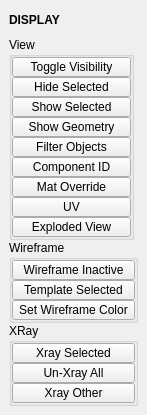
Old version of the form tentacle/ui/display.ui in the repository m3trik/tentacle.
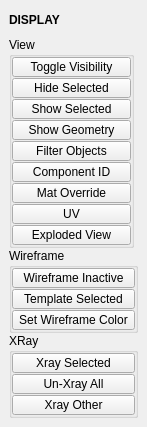
New version of the form. Custom widgets are drawn as their Qt base class.

Patch:
```diff
--- a/tentacle/ui/display.ui
+++ b/tentacle/ui/display.ui
@@ -88,7 +88,7 @@
         </property>
         <layout class="QVBoxLayout" name="verticalLayout_3">
          <property name="spacing">
-          <number>0</number>
+          <number>1</number>
          </property>
          <property name="leftMargin">
           <number>0</number>
@@ -258,9 +258,6 @@
            <property name="text">
             <string>UV</string>
            </property>
-           <property name="checkable">
-            <bool>true</bool>
-           </property>
           </widget>
          </item>
          <item>
@@ -298,7 +295,7 @@
         </property>
         <layout class="QVBoxLayout" name="verticalLayout_6">
          <property name="spacing">
-          <number>0</number>
+          <number>1</number>
          </property>
          <property name="leftMargin">
           <number>0</number>
@@ -385,7 +382,7 @@
         </property>
         <layout class="QVBoxLayout" name="verticalLayout_5">
          <property name="spacing">
-          <number>0</number>
+          <number>1</number>
          </property>
          <property name="leftMargin">
           <number>0</number>
```
Left out of the diff: 5 changed lines with no effect on the pictures.
